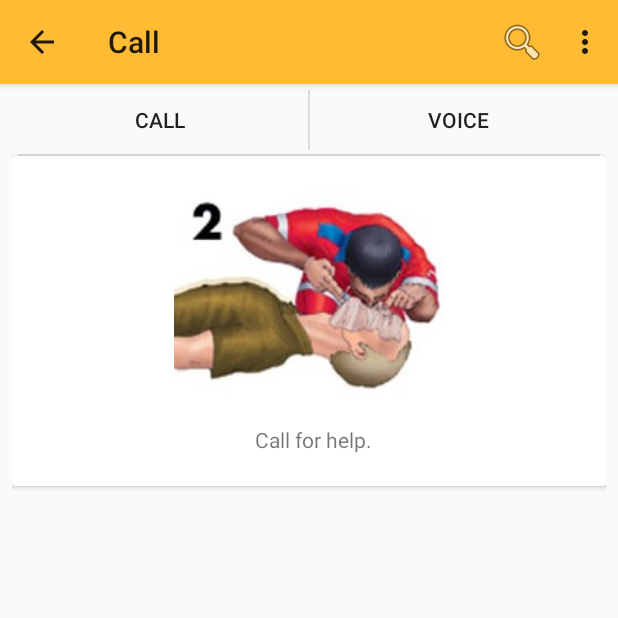
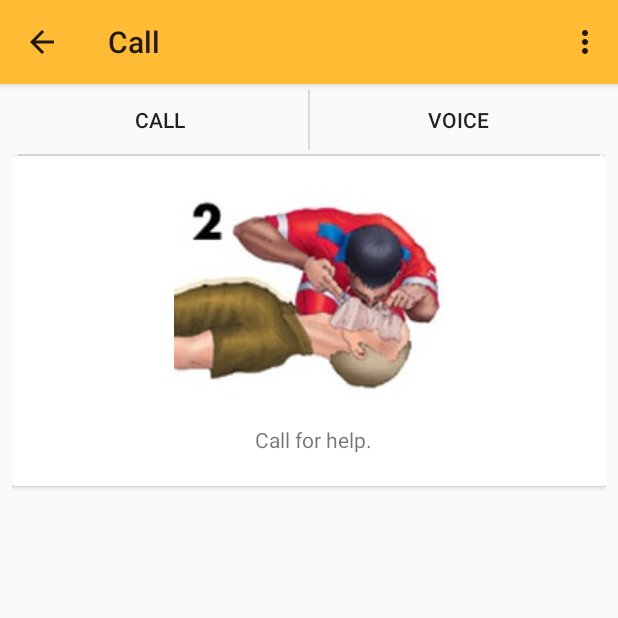
Before and after one commit to sevenlol/BlsAssistant, an Android app: the screen it shows after launch (MainActivity), after a tap on "NEXT STEP", on a phone screen of 412 x 824 dp, the top half of it. Run offline under Robolectric (Android 15) with nearby library versions, the phone set to English and light mode, and no system bars; 2 statements that could not run were skipped.

Commit message:
Update the search layout (fix crashing problems).

```diff
--- a/app/src/main/java/stethoscope/com/blsassistant/NavigationDrawerFragment.java
+++ b/app/src/main/java/stethoscope/com/blsassistant/NavigationDrawerFragment.java
@@ -259,15 +259,20 @@ public class NavigationDrawerFragment extends Fragment {
     public void onCreateOptionsMenu(Menu menu, MenuInflater inflater) {
         // If the drawer is open, show the global app actions in the action bar. See also
         // showGlobalContextActionBar, which controls the top-left area of the action bar.
-        if (mDrawerLayout != null && isDrawerOpen()) {
+
+        if (mDrawerLayout != null)
+        if (isDrawerOpen()) {
             inflater.inflate(R.menu.global, menu);
             showGlobalContextActionBar();
 
-
         }
-        SearchManager manager = (SearchManager) getActivity().getSystemService(Context.SEARCH_SERVICE);
-        SearchView search = (SearchView) menu.findItem(R.id.search).getActionView();
-        search.setSearchableInfo(manager.getSearchableInfo(getActivity().getComponentName()));
+        else{
+            SearchManager manager = (SearchManager) getActivity().getSystemService(Context.SEARCH_SERVICE);
+            SearchView search = (SearchView) menu.findItem(R.id.search).getActionView();
+            search.setSearchableInfo(manager.getSearchableInfo(getActivity().getComponentName()));
+            search.setIconifiedByDefault(false);//search auto focus
+           // search.setSubmitButtonEnabled(true);//commit button
+        }
         super.onCreateOptionsMenu(menu, inflater);
     }
 
--- a/app/src/main/res/menu/global.xml
+++ b/app/src/main/res/menu/global.xml
@@ -2,9 +2,4 @@
     xmlns:app="http://schemas.android.com/apk/res-auto">
     <item android:id="@+id/action_settings" android:title="@string/action_settings"
         android:orderInCategory="100" app:showAsAction="never" />
-    <item android:id="@+id/search"
-        android:title="@string/search_title"
-        android:icon="@android:drawable/ic_menu_search"
-        app:showAsAction="collapseActionView|ifRoom"
-        android:actionViewClass="android.widget.SearchView" />
 </menu>
--- a/app/src/main/res/xml/searchable.xml
+++ b/app/src/main/res/xml/searchable.xml
@@ -1,4 +1,5 @@
 <?xml version="1.0" encoding="utf-8"?>
 <searchable xmlns:android="http://schemas.android.com/apk/res/android"
     android:label="@string/app_name"
-    android:hint="@string/search_hint" />
+    android:hint="@string/search_hint"
+    />
```
